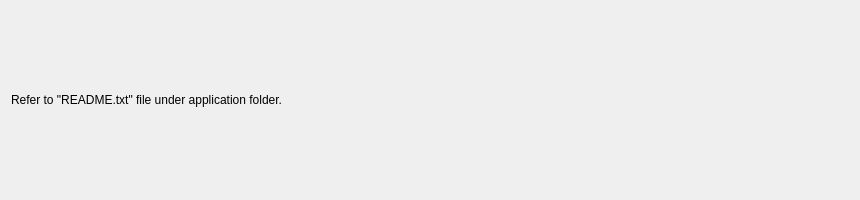
Qt form src/helpwindow.ui (DARCLabHao/DSEframe) before a commit.
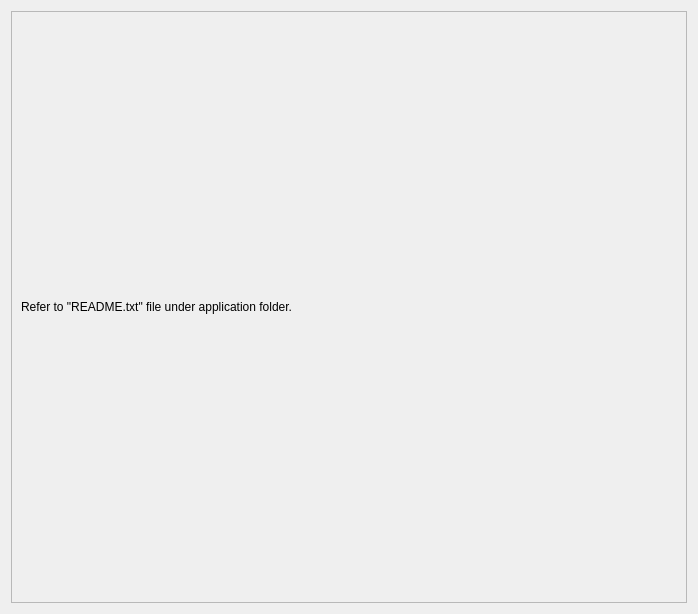
The same form after that commit.

Patch:
```diff
--- a/src/helpwindow.ui
+++ b/src/helpwindow.ui
@@ -6,8 +6,8 @@
    <rect>
     <x>0</x>
     <y>0</y>
-    <width>860</width>
-    <height>200</height>
+    <width>698</width>
+    <height>614</height>
    </rect>
   </property>
   <property name="windowTitle">
@@ -15,10 +15,29 @@
   </property>
   <layout class="QGridLayout" name="gridLayout">
    <item row="0" column="0">
+    <widget class="QScrollArea" name="scrollArea">
+     <property name="widgetResizable">
+      <bool>true</bool>
+     </property>
+     <widget class="QWidget" name="scrollAreaWidgetContents">
+      <property name="geometry">
+       <rect>
+        <x>0</x>
+        <y>0</y>
+        <width>682</width>
+        <height>598</height>
+       </rect>
+      </property>
+      <layout class="QGridLayout" name="gridLayout_2">
+       <item row="0" column="0">
     <widget class="QLabel" name="label">
      <property name="text">
       <string>Refer to &quot;README.txt&quot; file under application folder.</string>
      </property>
+        </widget>
+       </item>
+      </layout>
+     </widget>
     </widget>
    </item>
   </layout>
```
Lines whose indentation alone changed are shown as unchanged.
